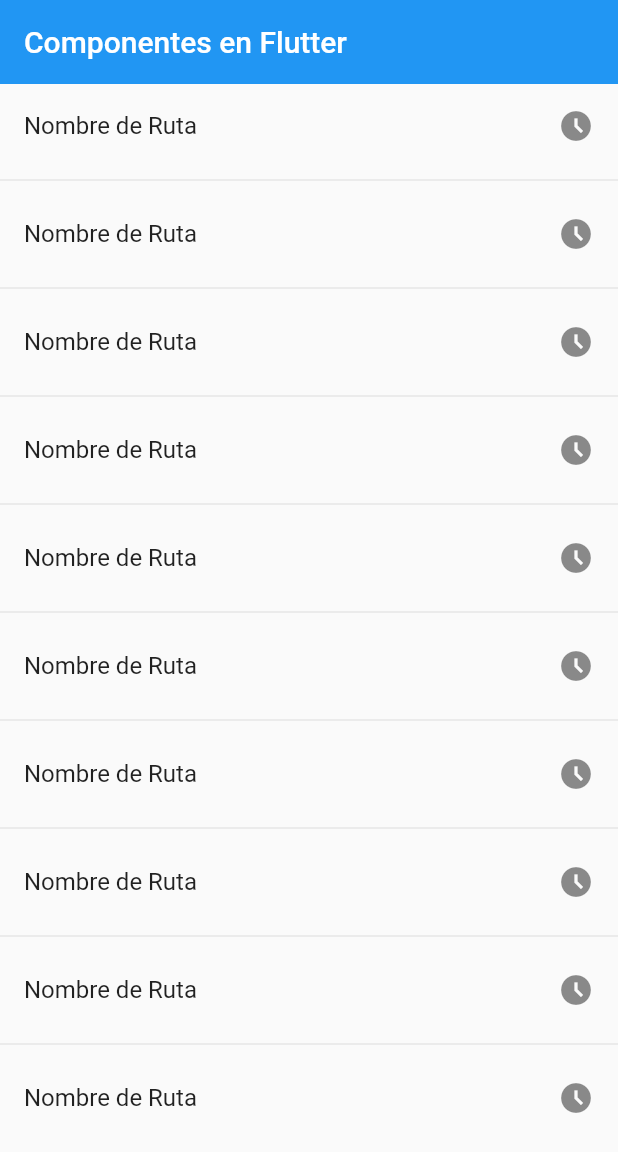
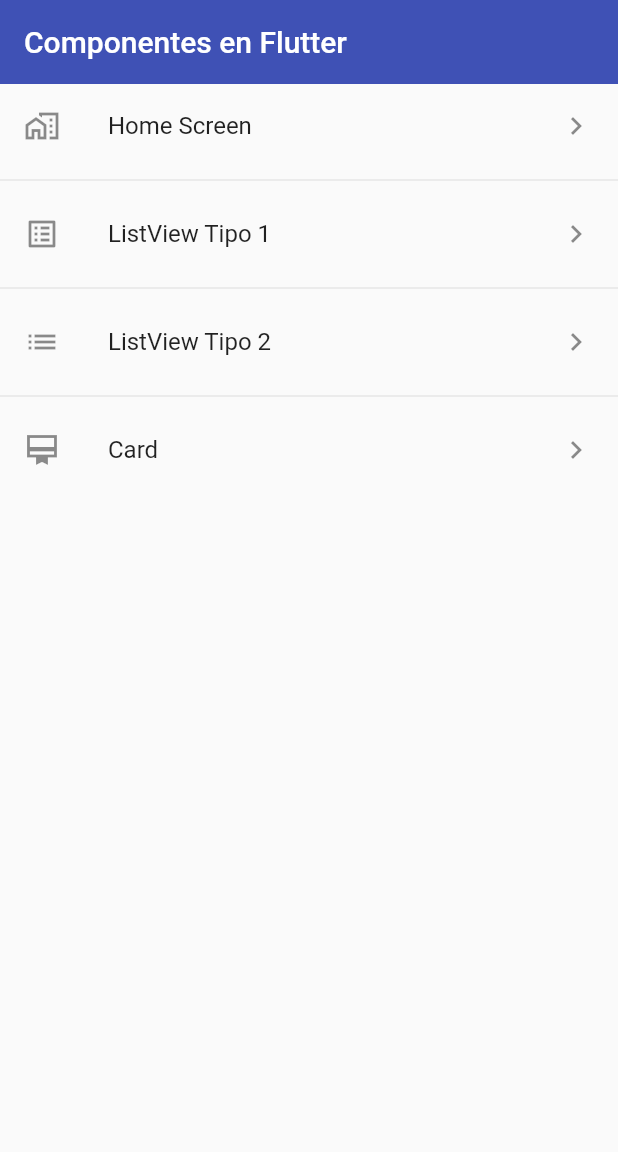
Before and after one commit to camilocallderon/components_jenkins, a Flutter app: the screen it shows after launch, on a phone screen of 412 x 824 dp. Shown: the top 1152 px of the screen. Run offline on Flutter 3.47's test engine with Material 2 defaults, Android fonts, the phone set to English and light mode, and no system bars.

Commit message:
feat(components): create app theme file and card example

```diff
--- a/lib/main.dart
+++ b/lib/main.dart
@@ -1,7 +1,7 @@
 import 'package:flutter/material.dart';
 
 import 'package:components_flutter_3/router/app_routes.dart';
-import 'screens/screens.dart';
+import 'package:components_flutter_3/theme/app_theme.dart';
 
 void main() => runApp(const MyApp());
 
@@ -14,8 +14,9 @@
       debugShowCheckedModeBanner: false,
       title: 'Componentes App',
       initialRoute: AppRoutes.initialRoute,
-      routes: AppRoutes.routes,
+      routes: AppRoutes.getAppRoutes(),
       onGenerateRoute: AppRoutes.onGenerateRoute,
+      theme: AppTheme.lightTheme,
     );
   }
 }
--- a/lib/router/app_routes.dart
+++ b/lib/router/app_routes.dart
@@ -25,13 +25,23 @@
       name: 'ListView Tipo 2',
       screen: const ListView2Screen(),
     ),
+    MenuOptionModel(
+      route: 'card',
+      icons: Icons.card_membership_sharp,
+      name: 'Card',
+      screen: const CardScreen(),
+    ),
   ];
 
-  static Map<String, Widget Function(BuildContext)> routes = {
-    'home': (BuildContext context) => const HomeScreen(),
-    'listview1': (BuildContext context) => const ListView1Screen(),
-    'listview2': (BuildContext context) => const ListView2Screen(),
-  };
+  static Map<String, Widget Function(BuildContext)> getAppRoutes() {
+    Map<String, Widget Function(BuildContext)> appRoutes = {};
+
+    for (final option in menuOptions) {
+      appRoutes.addAll({option.route: (BuildContext context) => option.screen});
+    }
+
+    return appRoutes;
+  }
 
   static Route<dynamic> onGenerateRoute(RouteSettings settings) {
     return MaterialPageRoute(
--- a/lib/screens/home_screen.dart
+++ b/lib/screens/home_screen.dart
@@ -1,3 +1,4 @@
+import 'package:components_flutter_3/router/app_routes.dart';
 import 'package:flutter/material.dart';
 
 class HomeScreen extends StatelessWidget {
@@ -12,12 +13,15 @@
       ),
       body: ListView.separated(
         itemBuilder: (context, index) => ListTile(
-          title: const Text('Nombre de Ruta'),
-          trailing: const Icon(Icons.access_time_filled_outlined),
-          onTap: () {},
+          title: Text(AppRoutes.menuOptions[index].name),
+          leading: Icon(AppRoutes.menuOptions[index].icons),
+          trailing: const Icon(Icons.keyboard_arrow_right_outlined),
+          onTap: () {
+            Navigator.pushNamed(context, AppRoutes.menuOptions[index].route);
+          },
         ),
         separatorBuilder: (_, __) => const Divider(),
-        itemCount: 10,
+        itemCount: AppRoutes.menuOptions.length,
       ),
     );
   }
--- a/lib/screens/listview2_screen.dart
+++ b/lib/screens/listview2_screen.dart
@@ -25,9 +25,7 @@
             Icons.arrow_forward_ios_outlined,
             color: Colors.indigo,
           ),
-          onTap: () {
-            print(options[index]);
-          },
+          onTap: () {},
         ),
         separatorBuilder: (_, __) => const Divider(),
         itemCount: options.length,
--- a/lib/screens/screens.dart
+++ b/lib/screens/screens.dart
@@ -1,3 +1,4 @@
 export 'home_screen.dart';
 export 'listview1_screen.dart';
 export 'listview2_screen.dart';
+export 'card_screen.dart';
--- /dev/null
+++ b/lib/theme/app_theme.dart
@@ -0,0 +1,12 @@
+import 'package:flutter/material.dart';
+
+class AppTheme {
+  static Color primary = Colors.indigo; //Colors.blueGrey.shade900;
+  static final ThemeData lightTheme = ThemeData.light().copyWith(
+    primaryColor: Colors.indigo,
+    appBarTheme: AppBarTheme(
+      color: primary,
+      elevation: 0,
+    ),
+  );
+}
```
Also changed, not shown: lib/screens/card_screen.dart (added, +37 -0 lines).
